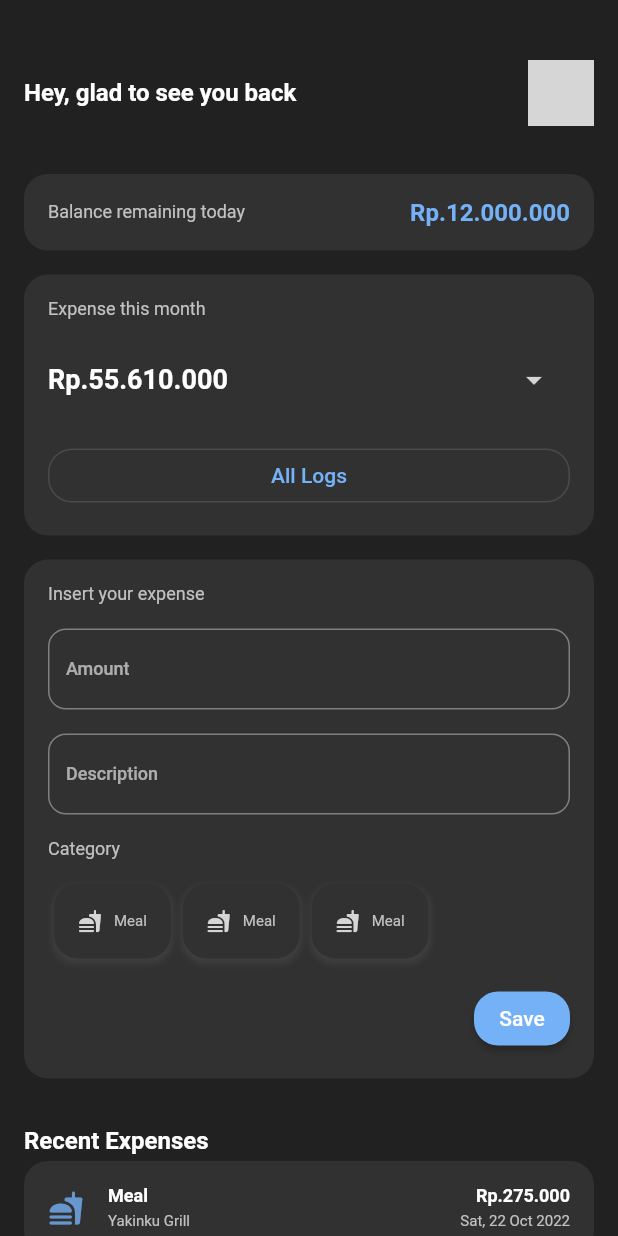
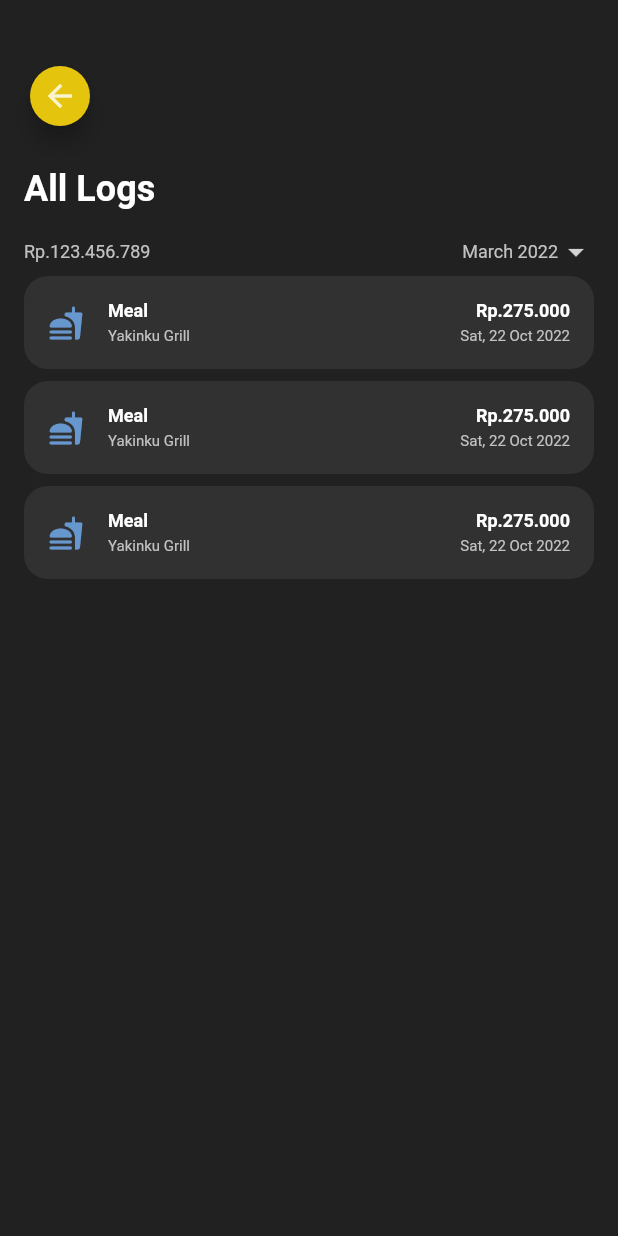
Before and after one commit to fikrihkll/flutter_expense-analytic, a Flutter app: the screen it shows after launch, on a phone screen of 412 x 824 dp. Run offline on Flutter 3.47's test engine with Material 2 defaults, Android fonts, the phone set to English and light mode, and no system bars; our stand-ins replace dartz, equatable, shimmer; Roboto replaces fonts that are missing (OpenSans); grey boxes are pictures that could not be loaded.

Commit message:
create logs list page

```diff
--- /dev/null
+++ b/lib/features/presentation/pages/all_logs/all_logs_page.dart
@@ -0,0 +1,95 @@
+import 'package:expense_app/features/presentation/pages/date_selection/date_selection_bottomsheet.dart';
+import 'package:expense_app/features/presentation/sections/logs_list/recent_expense_list_section.dart';
+import 'package:flutter/cupertino.dart';
+import 'package:flutter/material.dart';
+
+class AllLogsPage extends StatefulWidget {
+  const AllLogsPage({Key? key}) : super(key: key);
+
+  @override
+  State<AllLogsPage> createState() => _AllLogsPageState();
+}
+
+class _AllLogsPageState extends State<AllLogsPage> {
+
+  late ThemeData _theme;
+
+  void _onDateTap(){
+    showCupertinoModalPopup(
+      context: context,
+      builder: (context) => SingleChildScrollView(
+        controller: ScrollController(),
+        child: DateSelectionBottomSheet()
+      ),
+    );
+  }
+
+  Widget _buildHeader(){
+    return Column(
+      crossAxisAlignment: CrossAxisAlignment.start,
+      children: [
+        Text(
+          'All Logs',
+          style: _theme.textTheme.headline1,
+        ),
+        const SizedBox(
+          height: 16,
+        ),
+        GestureDetector(
+          onTap: _onDateTap,
+          child: Row(
+            children: [
+              Expanded(
+                child: Text(
+                  'Rp.123.456.789',
+                ),
+              ),
+              Row(
+                children: [
+                  Text(
+                      'March 2022'
+                  ),
+                  Icon(Icons.arrow_drop_down, color: _theme.colorScheme.onPrimary,)
+                ],
+              ),
+            ],
+          ),
+        )
+      ],
+    );
+  }
+
+
+
+  @override
+  Widget build(BuildContext context) {
+    _theme = Theme.of(context);
+    return Scaffold(
+      body: SingleChildScrollView(
+        child: Padding(
+          padding: const EdgeInsets.all(16),
+          child: Column(
+            crossAxisAlignment: CrossAxisAlignment.start,
+            children: [
+              const SizedBox(
+                height: 24,
+              ),
+              FloatingActionButton(
+                mini: true,
+                  onPressed: (){
+
+                  },
+                child: Icon(Icons.arrow_back, color: _theme.colorScheme.onPrimary,),
+              ),
+              const SizedBox(
+                height: 24,
+              ),
+              _buildHeader(),
+              LogsListSection(listType: LogsListType.ALL,)
+            ],
+          ),
+        ),
+      ),
+    );
+  }
+}
--- a/lib/features/presentation/pages/home/home_page.dart
+++ b/lib/features/presentation/pages/home/home_page.dart
@@ -1,5 +1,5 @@
 import 'package:expense_app/features/presentation/pages/home/input_expense/input_expense_section.dart';
-import 'package:expense_app/features/presentation/pages/home/recent_expense_list/recent_expense_list_section.dart';
+import 'package:expense_app/features/presentation/sections/logs_list/recent_expense_list_section.dart';
 import 'package:expense_app/features/presentation/widgets/circle_image.dart';
 import 'package:expense_app/features/presentation/widgets/floating_container.dart';
 import 'package:flutter/material.dart';
@@ -119,7 +119,7 @@ class _HomePageState extends State<HomePage> {
               const SizedBox(height: 16,),
               const InputExpenseSection(),
               const SizedBox(height: 32,),
-              const RecentExpenseListSection()
+              const LogsListSection(listType: LogsListType.RECENT,)
             ],
           ),
         ),
--- a/lib/features/presentation/routes/route.dart
+++ b/lib/features/presentation/routes/route.dart
@@ -1,8 +1,12 @@
 
+import 'package:expense_app/features/presentation/pages/all_logs/all_logs_page.dart';
+import 'package:expense_app/features/presentation/pages/date_selection/date_selection_bottomsheet.dart';
 import 'package:expense_app/features/presentation/pages/home/home_page.dart';
 import 'package:flutter/material.dart';
 
 const homePage = 'home_page';
+const allLogsPage = 'all_logs_page';
+const dateSelectionPage = 'date_selection_page';
 
 Route<dynamic> controller(RouteSettings settings) {
   switch (settings.name) {
@@ -10,6 +14,14 @@ Route<dynamic> controller(RouteSettings settings) {
       return MaterialPageRoute(
           builder: (context) => const HomePage()
       );
+    case dateSelectionPage:
+      return MaterialPageRoute(
+          builder: (context) => const DateSelectionBottomSheet()
+      );
+    case allLogsPage:
+      return MaterialPageRoute(
+          builder: (context) => const AllLogsPage()
+      );
 
     default:
       throw ('This route name does not exit');
--- a/lib/features/presentation/pages/home/recent_expense_list/recent_expense_list_section.dart
+++ b/lib/features/presentation/sections/logs_list/recent_expense_list_section.dart
@@ -5,14 +5,22 @@ import 'package:expense_app/features/domain/entities/log.dart';
 import 'package:expense_app/features/presentation/widgets/floating_container.dart';
 import 'package:flutter/material.dart';
 
-class RecentExpenseListSection extends StatefulWidget {
-  const RecentExpenseListSection({Key? key}) : super(key: key);
+enum LogsListType{
+  RECENT,
+  ALL
+}
+
+class LogsListSection extends StatefulWidget {
+
+  final LogsListType listType;
+
+  const LogsListSection({Key? key, required this.listType}) : super(key: key);
 
   @override
-  State<RecentExpenseListSection> createState() => _RecentExpenseListSectionState();
+  State<LogsListSection> createState() => _LogsListSectionState();
 }
 
-class _RecentExpenseListSectionState extends State<RecentExpenseListSection> {
+class _LogsListSectionState extends State<LogsListSection> {
 
   late ThemeData _theme;
 
@@ -62,10 +70,9 @@ class _RecentExpenseListSectionState extends State<RecentExpenseListSection> {
     return Column(
       crossAxisAlignment: CrossAxisAlignment.start,
       children: [
-        Text(
-          'Recent Expenses',
-          style: _theme.textTheme.headline4,
-        ),
+        widget.listType == LogsListType.RECENT ?
+        Text('Recent Expenses', style: _theme.textTheme.headline4,)
+        : const SizedBox(),
         ListView.builder(
           primary: false,
           shrinkWrap: true,
--- a/lib/main.dart
+++ b/lib/main.dart
@@ -24,7 +24,7 @@ class MyApp extends StatelessWidget {
             darkTheme: MyTheme.darkTheme,
             theme: MyTheme.darkTheme,
             onGenerateRoute: route.controller,
-            initialRoute: route.homePage,
+            initialRoute: route.allLogsPage,
           );
         },
     );
--- a/pubspec.yaml
+++ b/pubspec.yaml
@@ -29,12 +29,16 @@ dependencies:
   provider: ^6.0.1
   # shimmer
   shimmer: ^2.0.0
+  # Floor
+  floor: ^1.2.0
 
 dev_dependencies:
   flutter_test:
     sdk: flutter
 
   flutter_lints: ^1.0.0
+  floor_generator: ^1.2.0
+  build_runner: ^2.1.2
 
 flutter:
 
```
Also changed, not shown: lib/core/error/exception.dart (added, +8 -0 lines), lib/core/error/failure.dart (added, +24 -0 lines), lib/features/data/models/expense_categroy_model.dart (added, +17 -0 lines), lib/features/data/models/log_model.dart (added, +44 -0 lines), lib/features/domain/entities/log_detail.dart (added, +18 -0 lines), lib/features/domain/repositories/expense_repository.dart (added, +13 -0 lines), lib/features/presentation/pages/date_selection/date_selection_bottomsheet.dart (added, +58 -0 lines), lib/features/presentation/widgets/spinner_widget.dart (added, +67 -0 lines), pubspec.lock, 3 other files.
